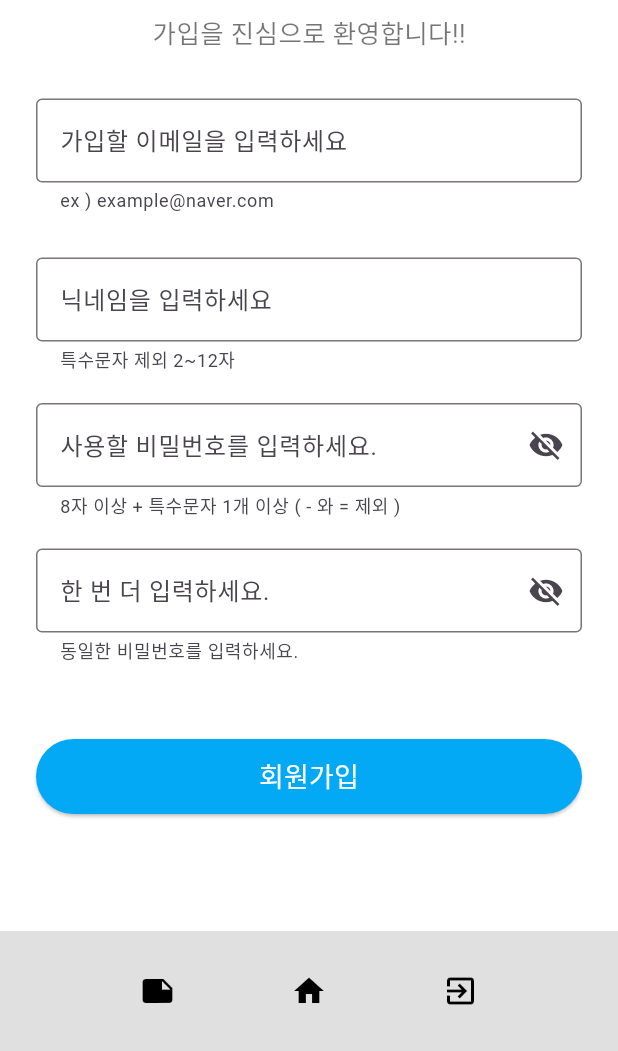
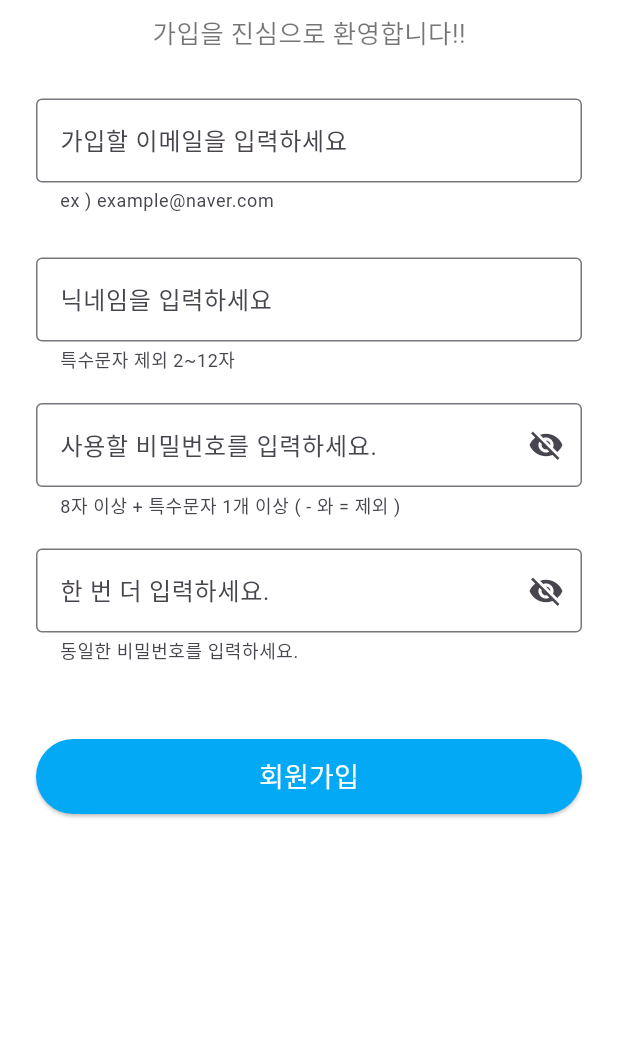
Before and after one commit to kthowns/mobile-dictionary, a Flutter app: the JoinPage screen opened by its route, on a phone screen of 412 x 824 dp, the part 185-1236 px from its top. Run offline on Flutter 3.47's test engine with Material 3 defaults, Android fonts, the phone set to English and light mode, and no system bars; our stand-ins replace dio, flutter_secure_storage; missing offline and left inert: record; accounts and stored records are empty.

Commit message:
fix: Bottom Appbar 삭제

```diff
--- a/mobidic_flutter/lib/view/auth/join_page.dart
+++ b/mobidic_flutter/lib/view/auth/join_page.dart
@@ -190,20 +190,6 @@ class JoinPage extends StatelessWidget {
           ],
         ),
       ),
-      bottomNavigationBar: BottomAppBar(
-        color: Colors.grey[300],
-        child: Padding(
-          padding: const EdgeInsets.symmetric(vertical: 4.0),
-          child: Row(
-            mainAxisAlignment: MainAxisAlignment.spaceEvenly,
-            children: const [
-              Icon(Icons.note, color: Colors.black),
-              Icon(Icons.home, color: Colors.black),
-              Icon(Icons.exit_to_app, color: Colors.black),
-            ],
-          ),
-        ),
-      ),
     );
   }
 }
```
